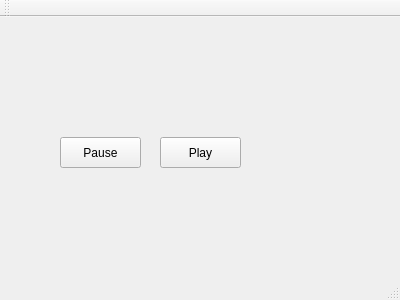
Before: the Qt Designer form musicPlayer/mainwindow.ui in coshaugh/CS441, drawn with Qt 5.
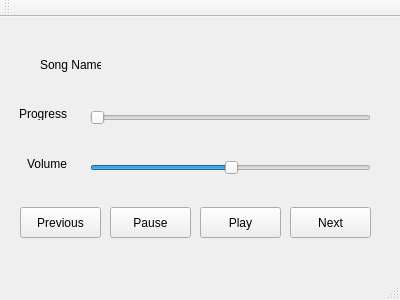
After: the same form once the commit is applied.

```diff
--- a/musicPlayer/mainwindow.ui
+++ b/musicPlayer/mainwindow.ui
@@ -17,8 +17,8 @@
    <widget class="QPushButton" name="PauseButton">
     <property name="geometry">
      <rect>
-      <x>60</x>
-      <y>120</y>
+      <x>110</x>
+      <y>190</y>
       <width>81</width>
       <height>31</height>
      </rect>
@@ -30,8 +30,8 @@
    <widget class="QPushButton" name="PlayButton">
     <property name="geometry">
      <rect>
-      <x>160</x>
-      <y>120</y>
+      <x>200</x>
+      <y>190</y>
       <width>81</width>
       <height>31</height>
      </rect>
@@ -40,6 +40,119 @@
      <string>Play</string>
     </property>
    </widget>
+   <widget class="QPushButton" name="NextButton">
+    <property name="geometry">
+     <rect>
+      <x>290</x>
+      <y>190</y>
+      <width>81</width>
+      <height>31</height>
+     </rect>
+    </property>
+    <property name="text">
+     <string>Next</string>
+    </property>
+   </widget>
+   <widget class="QPushButton" name="PreviousButton">
+    <property name="geometry">
+     <rect>
+      <x>20</x>
+      <y>190</y>
+      <width>81</width>
+      <height>31</height>
+     </rect>
+    </property>
+    <property name="text">
+     <string>Previous</string>
+    </property>
+   </widget>
+   <widget class="QLabel" name="SongNameLabel">
+    <property name="geometry">
+     <rect>
+      <x>40</x>
+      <y>40</y>
+      <width>61</width>
+      <height>16</height>
+     </rect>
+    </property>
+    <property name="text">
+     <string>Song Name :</string>
+    </property>
+   </widget>
+   <widget class="QLabel" name="SongName">
+    <property name="geometry">
+     <rect>
+      <x>110</x>
+      <y>40</y>
+      <width>251</width>
+      <height>16</height>
+     </rect>
+    </property>
+    <property name="text">
+     <string/>
+    </property>
+   </widget>
+   <widget class="QSlider" name="ProgressSlider">
+    <property name="geometry">
+     <rect>
+      <x>90</x>
+      <y>90</y>
+      <width>281</width>
+      <height>22</height>
+     </rect>
+    </property>
+    <property name="orientation">
+     <enum>Qt::Horizontal</enum>
+    </property>
+   </widget>
+   <widget class="QSlider" name="VolumeSlider">
+    <property name="geometry">
+     <rect>
+      <x>90</x>
+      <y>140</y>
+      <width>281</width>
+      <height>22</height>
+     </rect>
+    </property>
+    <property name="value">
+     <number>50</number>
+    </property>
+    <property name="orientation">
+     <enum>Qt::Horizontal</enum>
+    </property>
+   </widget>
+   <widget class="QLabel" name="ProgressLabel">
+    <property name="geometry">
+     <rect>
+      <x>20</x>
+      <y>90</y>
+      <width>47</width>
+      <height>13</height>
+     </rect>
+    </property>
+    <property name="text">
+     <string>Progress</string>
+    </property>
+    <property name="alignment">
+     <set>Qt::AlignRight|Qt::AlignTrailing|Qt::AlignVCenter</set>
+    </property>
+   </widget>
+   <widget class="QLabel" name="VolumeLabel">
+    <property name="geometry">
+     <rect>
+      <x>20</x>
+      <y>140</y>
+      <width>47</width>
+      <height>13</height>
+     </rect>
+    </property>
+    <property name="text">
+     <string>Volume</string>
+    </property>
+    <property name="alignment">
+     <set>Qt::AlignRight|Qt::AlignTrailing|Qt::AlignVCenter</set>
+    </property>
+   </widget>
   </widget>
   <widget class="QMenuBar" name="menuBar">
    <property name="geometry">
```
Left out of the diff: 2 changed lines with no effect on the pictures.
